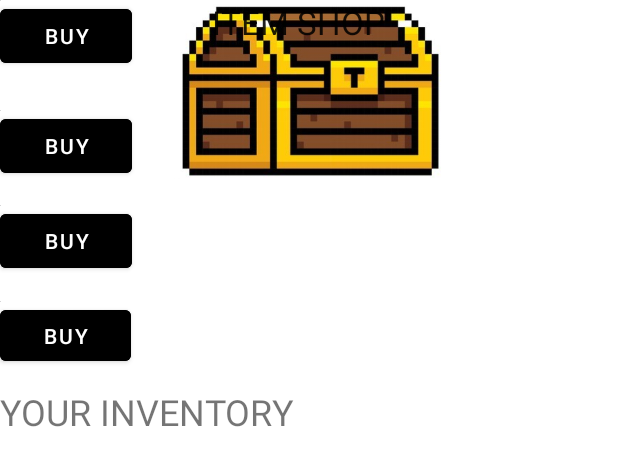
After one commit to gaddi22/MonsterRun, an Android app: the layout activity_inventory.xml on its own in the app's theme, with its tools: preview values and no code run, on a phone screen of 412 x 824 dp. The commit adds this screen. Shown: the top 466 px of the screen. Run offline under Robolectric (Android 15) with nearby library versions, the phone set to English and light mode, and no system bars.

Commit message:
UI INVENTORY

```diff
--- /dev/null
+++ b/app/src/main/java/com/swoopsoft/monsterrun/InventoryActivity.java
@@ -0,0 +1,14 @@
+package com.swoopsoft.monsterrun;
+
+import androidx.appcompat.app.AppCompatActivity;
+
+import android.os.Bundle;
+
+public class InventoryActivity extends AppCompatActivity {
+
+    @Override
+    protected void onCreate(Bundle savedInstanceState) {
+        super.onCreate(savedInstanceState);
+        setContentView(R.layout.activity_inventory);
+    }
+}
--- /dev/null
+++ b/app/src/main/res/drawable-anydpi/ic_action_name.xml
@@ -0,0 +1,11 @@
+<vector xmlns:android="http://schemas.android.com/apk/res/android"
+    android:width="24dp"
+    android:height="24dp"
+    android:viewportWidth="24"
+    android:viewportHeight="24"
+    android:tint="#333333"
+    android:alpha="0.6">
+  <path
+      android:fillColor="@android:color/white"
+      android:pathData="M20,4L4,4v2h16L20,4zM21,14v-2l-1,-5L4,7l-1,5v2h1v6h10v-6h4v6h2v-6h1zM12,18L6,18v-4h6v4z"/>
+</vector>
--- /dev/null
+++ b/app/src/main/res/layout/activity_inventory.xml
@@ -0,0 +1,133 @@
+<?xml version="1.0" encoding="utf-8"?>
+<androidx.constraintlayout.widget.ConstraintLayout xmlns:android="http://schemas.android.com/apk/res/android"
+    xmlns:app="http://schemas.android.com/apk/res-auto"
+    xmlns:tools="http://schemas.android.com/tools"
+    android:layout_width="match_parent"
+    android:layout_height="match_parent"
+    tools:context=".InventoryActivity">
+
+    <ImageView
+        android:id="@+id/imageView3"
+        android:layout_width="205dp"
+        android:layout_height="119dp"
+        app:layout_constraintEnd_toEndOf="parent"
+        app:layout_constraintStart_toStartOf="parent"
+        app:srcCompat="@drawable/chest"
+        tools:layout_editor_absoluteY="52dp" />
+
+    <TextView
+        android:id="@+id/textView8"
+        android:layout_width="130dp"
+        android:layout_height="43dp"
+        android:backgroundTint="@color/black"
+        android:text="@string/textView20"
+        android:textAppearance="@style/TextAppearance.AppCompat.Large"
+        app:layout_constraintEnd_toEndOf="parent"
+        app:layout_constraintStart_toStartOf="parent"
+        tools:layout_editor_absoluteY="9dp" />
+
+    <LinearLayout
+        android:layout_width="409dp"
+        android:layout_height="542dp"
+        android:orientation="vertical"
+        tools:layout_editor_absoluteX="1dp"
+        tools:layout_editor_absoluteY="188dp">
+
+        <androidx.constraintlayout.widget.ConstraintLayout
+            android:layout_width="match_parent"
+            android:layout_height="73dp">
+
+            <Button
+                android:id="@+id/button4"
+                android:layout_width="wrap_content"
+                android:layout_height="wrap_content"
+                android:backgroundTint="@color/black"
+                android:backgroundTintMode="src_in"
+                android:text="BUY"
+                tools:layout_editor_absoluteX="306dp"
+                tools:layout_editor_absoluteY="19dp" />
+
+            <ImageView
+                android:id="@+id/imageView5"
+                android:layout_width="wrap_content"
+                android:layout_height="wrap_content"
+                tools:layout_editor_absoluteX="15dp"
+                tools:srcCompat="@tools:sample/avatars" />
+        </androidx.constraintlayout.widget.ConstraintLayout>
+
+        <androidx.constraintlayout.widget.ConstraintLayout
+            android:layout_width="match_parent"
+            android:layout_height="63dp">
+
+            <Button
+                android:id="@+id/button3"
+                android:layout_width="wrap_content"
+                android:layout_height="wrap_content"
+                android:backgroundTint="@color/black"
+                android:text="BUY"
+                tools:layout_editor_absoluteX="305dp"
+                tools:layout_editor_absoluteY="7dp" />
+
+            <ImageView
+                android:id="@+id/imageView6"
+                android:layout_width="wrap_content"
+                android:layout_height="wrap_content"
+                tools:layout_editor_absoluteX="16dp"
+                tools:layout_editor_absoluteY="0dp"
+                tools:srcCompat="@tools:sample/avatars" />
+        </androidx.constraintlayout.widget.ConstraintLayout>
+
+        <androidx.constraintlayout.widget.ConstraintLayout
+            android:layout_width="match_parent"
+            android:layout_height="64dp">
+
+            <Button
+                android:id="@+id/button2"
+                android:layout_width="wrap_content"
+                android:layout_height="wrap_content"
+                android:backgroundTint="@color/black"
+                android:text="BUY"
+                tools:layout_editor_absoluteX="305dp"
+                tools:layout_editor_absoluteY="8dp" />
+
+            <ImageView
+                android:id="@+id/imageView7"
+                android:layout_width="wrap_content"
+                android:layout_height="wrap_content"
+                tools:layout_editor_absoluteX="16dp"
+                tools:layout_editor_absoluteY="0dp"
+                tools:srcCompat="@tools:sample/avatars" />
+        </androidx.constraintlayout.widget.ConstraintLayout>
+
+        <androidx.constraintlayout.widget.ConstraintLayout
+            android:layout_width="match_parent"
+            android:layout_height="57dp">
+
+            <Button
+                android:id="@+id/button5"
+                android:layout_width="87dp"
+                android:layout_height="46dp"
+                android:backgroundTint="@color/black"
+                android:text="BUY"
+                tools:layout_editor_absoluteX="306dp"
+                tools:layout_editor_absoluteY="5dp" />
+
+            <ImageView
+                android:id="@+id/imageView8"
+                android:layout_width="wrap_content"
+                android:layout_height="wrap_content"
+                tools:layout_editor_absoluteX="16dp"
+                tools:layout_editor_absoluteY="0dp"
+                tools:srcCompat="@tools:sample/avatars" />
+        </androidx.constraintlayout.widget.ConstraintLayout>
+
+        <TextView
+            android:id="@+id/textView11"
+            android:layout_width="match_parent"
+            android:layout_height="50dp"
+            android:text="@string/textView22"
+            android:textSize="24sp" />
+
+    </LinearLayout>
+
+</androidx.constraintlayout.widget.ConstraintLayout>
--- a/app/src/main/res/values/strings.xml
+++ b/app/src/main/res/values/strings.xml
@@ -1,4 +1,8 @@
+
+
 <resources>
+
+
     <string name="app_name">monsterrun</string>
     <string name="title_activity_login">LoginActivity</string>
     <string name="prompt_email">Email</string>
@@ -9,4 +13,12 @@
     <string name="invalid_username">Not a valid username</string>
     <string name="invalid_password">Password must be >5 characters</string>
     <string name="login_failed">"Login failed"</string>
+    <string name="your_inventory">YOUR INVENTORY</string>
+
+
+
+    /* Activity Inventory */
+    <string name="textView20" >ITEM SHOP</string>
+    <string name="textView22" >YOUR INVENTORY</string>
+
 </resources>
```
Also changed, not shown: app/src/main/res/drawable-hdpi/ic_action_name.png (added), app/src/main/res/drawable-mdpi/ic_action_name.png (added), app/src/main/res/drawable-xhdpi/ic_action_name.png (added), app/src/main/res/drawable-xxhdpi/ic_action_name.png (added), app/src/main/res/drawable/chest.jpg (added).
